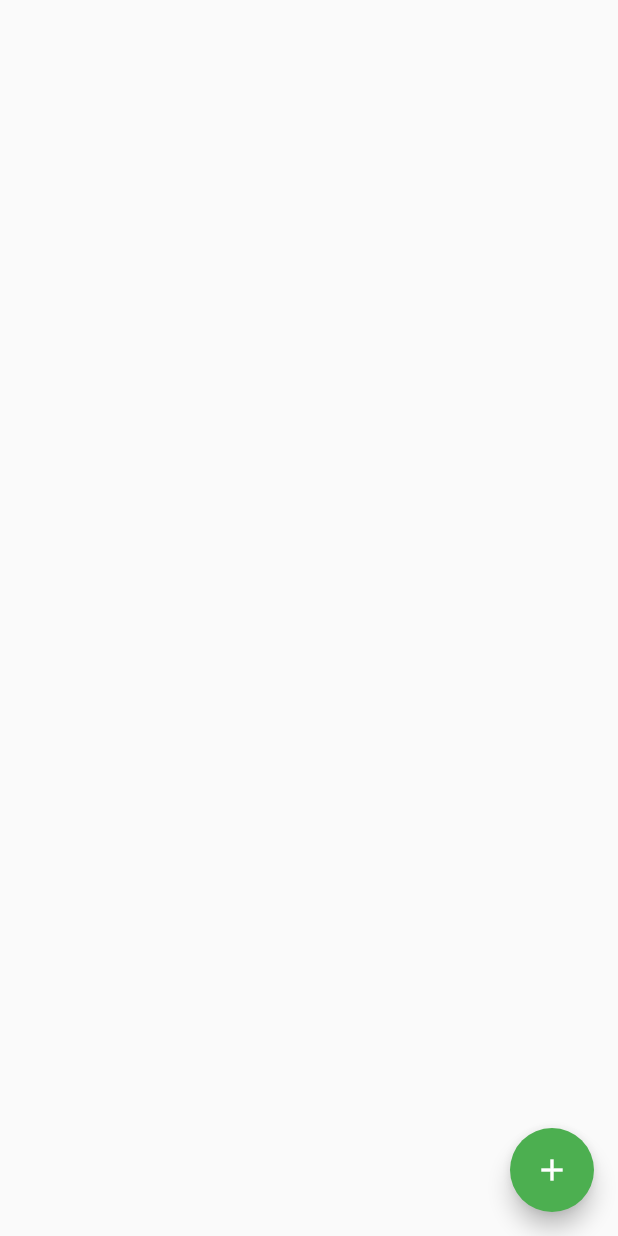
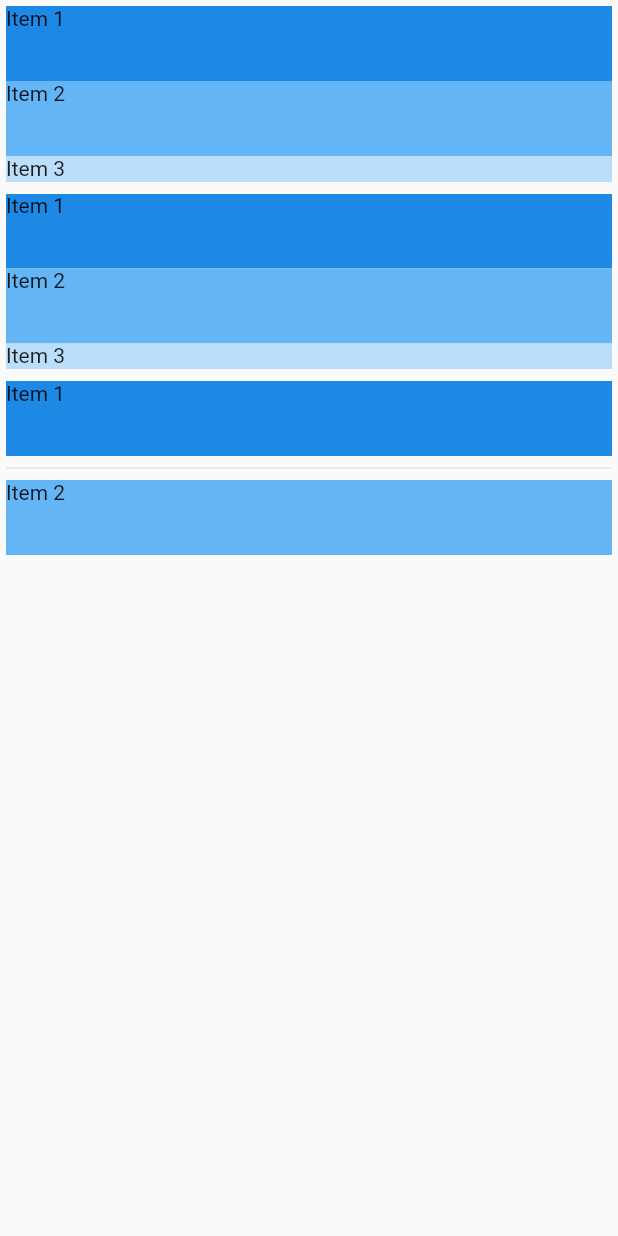
Before and after one commit to Naruse-Kazuki/Todo_App, a Flutter app: the screen it shows after launch, on a phone screen of 412 x 824 dp. Run offline on Flutter 3.47's test engine with Material 2 defaults, Android fonts, the phone set to English and light mode, and no system bars.

Commit message:
add_list

```diff
--- a/lib/main.dart
+++ b/lib/main.dart
@@ -3,16 +3,87 @@ import 'package:flutter/material.dart';
 void main() => runApp(MyApp());
 
 class MyApp extends StatelessWidget {
+  final List<Map<String, dynamic>> listItems = [
+    {
+      'text': 'Item 1',
+      'color': Colors.blue[600],
+    },
+    {
+      'text': 'Item 2',
+      'color': Colors.blue[300],
+    },
+    {
+      'text': 'Item 3',
+      'color': Colors.blue[100],
+    },
+  ];
+
   @override
   Widget build(BuildContext context) {
     return MaterialApp(
       title: 'Flutter Demo',
       theme: ThemeData(primarySwatch: Colors.blue),
       home: Scaffold(
-        floatingActionButton: FloatingActionButton(
-          backgroundColor: Colors.green,
-          onPressed: () {},
-          child: Icon(Icons.add),
+        body: Column(
+          children: <Widget>[
+            Container(
+              height: 125,
+              padding: EdgeInsets.all(4),
+              // childrenを指定してリスト表示
+              child: ListView(
+                children: <Widget>[
+                  Container(
+                    height: 50,
+                    color: Colors.blue[600],
+                    child: Text('Item 1'),
+                  ),
+                  Container(
+                    height: 50,
+                    color: Colors.blue[300],
+                    child: Text('Item 2'),
+                  ),
+                  Container(
+                    height: 50,
+                    color: Colors.blue[100],
+                    child: Text('Item 3'),
+                  ),
+                ],
+              ),
+            ),
+            Container(
+              height: 125,
+              padding: EdgeInsets.all(4),
+              // 配列を元にリスト表示
+              child: ListView.builder(
+                itemCount: listItems.length,
+                itemBuilder: (context, index) {
+                  return Container(
+                    height: 50,
+                    color: listItems[index]['color'],
+                    child: Text(listItems[index]['text']),
+                  );
+                },
+              ),
+            ),
+            Container(
+              height: 125,
+              padding: EdgeInsets.all(4),
+              // 各アイテムの間にスペースなどを挟みたい場合
+              child: ListView.separated(
+                itemCount: listItems.length,
+                itemBuilder: (context, index) {
+                  return Container(
+                    height: 50,
+                    color: listItems[index]['color'],
+                    child: Text(listItems[index]['text']),
+                  );
+                },
+                separatorBuilder: (context, index) {
+                  return Divider();
+                },
+              ),
+            ),
+          ],
         ),
       ),
     );
```
